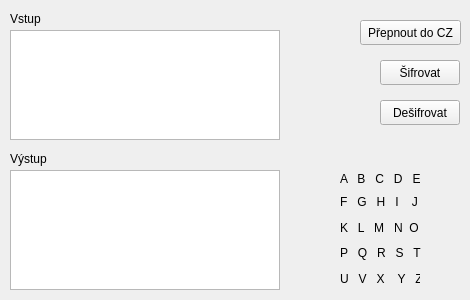
FAIKRYHB/PlayFair, file dialog.ui: the form before one commit.
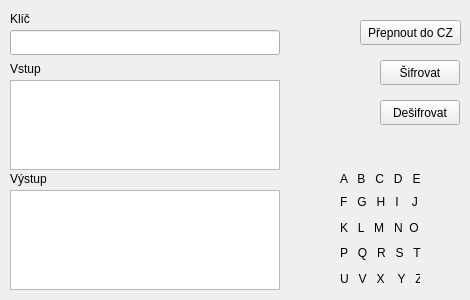
The form after the commit.

Diff of the .ui file:
```diff
--- a/dialog.ui
+++ b/dialog.ui
@@ -56,7 +56,7 @@
    <property name="geometry">
     <rect>
      <x>10</x>
-     <y>10</y>
+     <y>60</y>
      <width>54</width>
      <height>17</height>
     </rect>
@@ -69,9 +69,9 @@
    <property name="geometry">
     <rect>
      <x>10</x>
-     <y>30</y>
+     <y>80</y>
      <width>270</width>
-     <height>110</height>
+     <height>90</height>
     </rect>
    </property>
   </widget>
@@ -79,9 +79,9 @@
    <property name="geometry">
     <rect>
      <x>10</x>
-     <y>170</y>
+     <y>190</y>
      <width>270</width>
-     <height>120</height>
+     <height>100</height>
     </rect>
    </property>
   </widget>
@@ -89,7 +89,7 @@
    <property name="geometry">
     <rect>
      <x>10</x>
-     <y>150</y>
+     <y>170</y>
      <width>54</width>
      <height>17</height>
     </rect>
@@ -163,6 +163,29 @@
     <string>U   V   X    Y   Z</string>
    </property>
   </widget>
+  <widget class="QLabel" name="label_3">
+   <property name="geometry">
+    <rect>
+     <x>10</x>
+     <y>10</y>
+     <width>30</width>
+     <height>17</height>
+    </rect>
+   </property>
+   <property name="text">
+    <string>Klíč</string>
+   </property>
+  </widget>
+  <widget class="QLineEdit" name="lineEdit">
+   <property name="geometry">
+    <rect>
+     <x>10</x>
+     <y>30</y>
+     <width>270</width>
+     <height>25</height>
+    </rect>
+   </property>
+  </widget>
  </widget>
  <resources/>
  <connections/>
```
